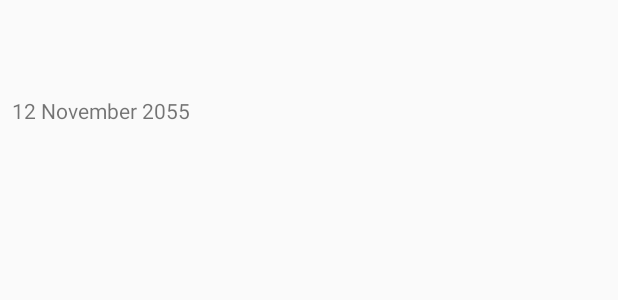
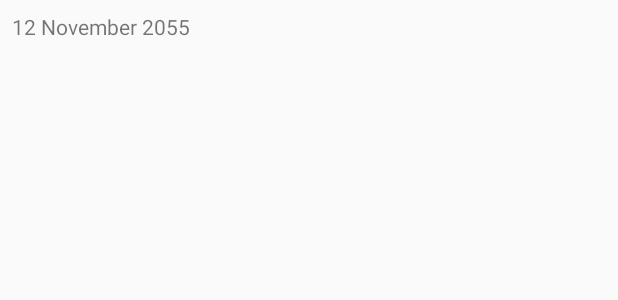
Before and after one commit to skyme32/PoliticalPreparedness, an Android app: the layout fragment_voter_info.xml on its own in the app's theme, with its tools: preview values and no code run, on a phone screen of 412 x 824 dp. Shown: the top 300 px of the screen. Run offline under Robolectric (Android 15) with nearby library versions, the phone set to English and light mode, and no system bars.

Commit message:
Modify fragment about VoterInfo

```diff
--- a/app/src/main/java/com/example/android/politicalpreparedness/election/VoterInfoViewModel.kt
+++ b/app/src/main/java/com/example/android/politicalpreparedness/election/VoterInfoViewModel.kt
@@ -2,9 +2,11 @@ package com.example.android.politicalpreparedness.election
 
 import android.app.Application
 import androidx.lifecycle.ViewModel
-import com.example.android.politicalpreparedness.database.ElectionDao
+import com.example.android.politicalpreparedness.network.models.Election
 
-class VoterInfoViewModel(application: Application, private val dataSource: ElectionDao) : ViewModel() {
+class VoterInfoViewModel(private val application: Application,
+                         private val election: Election)
+    : ViewModel() {
 
     //TODO: Add live data to hold voter info
 
--- a/app/src/main/java/com/example/android/politicalpreparedness/network/CivicsHttpClient.kt
+++ b/app/src/main/java/com/example/android/politicalpreparedness/network/CivicsHttpClient.kt
@@ -1,12 +1,13 @@
 package com.example.android.politicalpreparedness.network
 
+import android.util.Log
 import okhttp3.OkHttpClient
 
 class CivicsHttpClient: OkHttpClient() {
 
     companion object {
 
-        private const val API_KEY = ""
+        private const val API_KEY = "AIzaSyAYhpVnVRbGqAC0gRGIRjdZL0GSYb9tkEs"
 
         fun getClient(): OkHttpClient {
             return Builder()
@@ -17,6 +18,7 @@ class CivicsHttpClient: OkHttpClient() {
                                 .newBuilder()
                                 .addQueryParameter("key", API_KEY)
                                 .build()
+                        Log.i("URL_OKHTTP", url.toString())
                         val request = original
                                 .newBuilder()
                                 .url(url)
--- a/app/src/main/java/com/example/android/politicalpreparedness/network/models/Election.kt
+++ b/app/src/main/java/com/example/android/politicalpreparedness/network/models/Election.kt
@@ -1,13 +1,16 @@
 package com.example.android.politicalpreparedness.network.models
 
+import android.os.Parcelable
 import androidx.room.*
 import com.squareup.moshi.*
+import kotlinx.android.parcel.Parcelize
 import java.util.*
 
+@Parcelize
 @Entity(tableName = "election_table")
 data class Election(
         @PrimaryKey val id: Int,
         @ColumnInfo(name = "name")val name: String,
         @ColumnInfo(name = "electionDay")val electionDay: Date,
         @Embedded(prefix = "division_") @Json(name="ocdDivisionId") val division: Division
-)
+): Parcelable
--- a/app/src/main/res/layout/fragment_voter_info.xml
+++ b/app/src/main/res/layout/fragment_voter_info.xml
@@ -3,21 +3,21 @@
     xmlns:app="http://schemas.android.com/apk/res-auto"
     xmlns:tools="http://schemas.android.com/tools">
 
-    <!-- TODO: Add data binding node for Voter Info ViewModel -->
+    <!-- Add data binding node for Voter Info ViewModel -->
+    <data>
+        <variable
+            name="election"
+            type="com.example.android.politicalpreparedness.network.models.Election" />
+
+        <variable
+            name="voterInfo"
+            type="com.example.android.politicalpreparedness.network.models.VoterInfoResponse" />
+    </data>
 
     <androidx.constraintlayout.widget.ConstraintLayout
         android:layout_width="match_parent"
         android:layout_height="match_parent"
         tools:context="com.example.android.politicalpreparedness.MainActivity">
-
-        <!-- TODO: Add title to toolbar -->
-        <androidx.appcompat.widget.Toolbar
-            android:id="@+id/election_name"
-            android:layout_width="match_parent"
-            android:layout_height="wrap_content"
-            android:padding="@dimen/default_padding"
-            android:singleLine="true"
-            app:layout_constraintTop_toTopOf="parent" />
 
         <!-- TODO: Add visual styling -->
         <TextView
@@ -25,7 +25,11 @@
             android:layout_width="match_parent"
             android:layout_height="wrap_content"
             android:layout_margin="@dimen/default_padding"
-            app:layout_constraintTop_toBottomOf="@id/election_name"
+            android:layout_marginStart="8dp"
+            android:layout_marginEnd="8dp"
+            app:layout_constraintEnd_toEndOf="parent"
+            app:layout_constraintStart_toStartOf="parent"
+            app:layout_constraintTop_toTopOf="parent"
             tools:text="12 November 2055" />
 
         <!-- TODO: Add visual styling and content -->
```
Also changed, not shown: app/src/main/java/com/example/android/politicalpreparedness/election/ElectionsFragment.kt (+5 -3 lines), app/src/main/java/com/example/android/politicalpreparedness/election/VoterInfoFragment.kt (+27 -5 lines), app/src/main/java/com/example/android/politicalpreparedness/election/VoterInfoViewModelFactory.kt (+6 -2 lines), app/src/main/java/com/example/android/politicalpreparedness/election/adapter/ElectionBindingAdapters.kt (added, +17 -0 lines), app/src/main/java/com/example/android/politicalpreparedness/utils/Extensions.kt (added, +19 -0 lines), app/src/main/res/layout/election_item.xml (+7 -8 lines), app/src/main/res/navigation/nav_graph.xml (+2 -5 lines).
